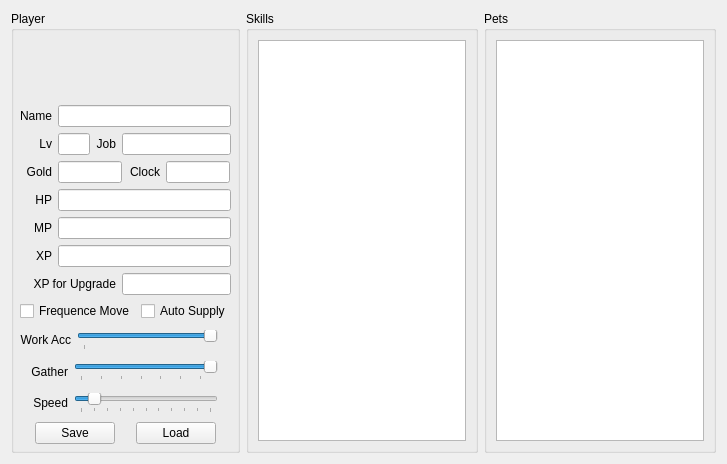
Old version of the form CGAssistant/playerform.ui in the repository hzqst/CGAssistant.
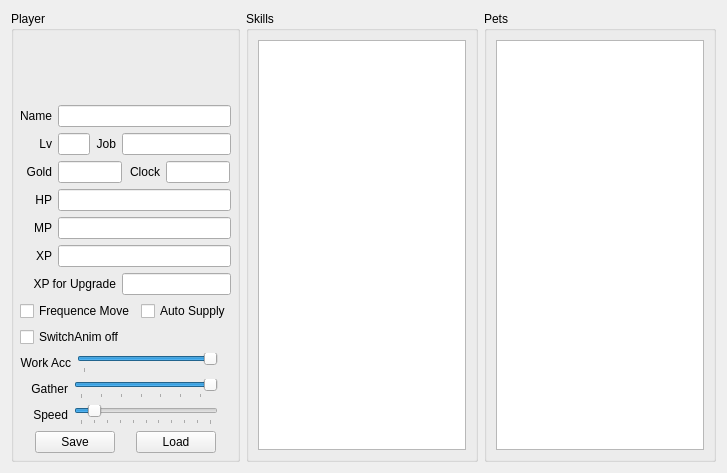
New version of the form.

What changed in the file:
```diff
--- a/CGAssistant/playerform.ui
+++ b/CGAssistant/playerform.ui
@@ -576,6 +576,16 @@
         </item>
        </layout>
       </item>
+      <item>
+       <widget class="QCheckBox" name="checkBox_SwitchAnim">
+        <property name="text">
+         <string>SwitchAnim off</string>
+        </property>
+        <property name="tristate">
+         <bool>false</bool>
+        </property>
+       </widget>
+      </item>
       <item>
        <layout class="QHBoxLayout" name="horizontalLayout_12">
         <item alignment="Qt::AlignLeft">
```
